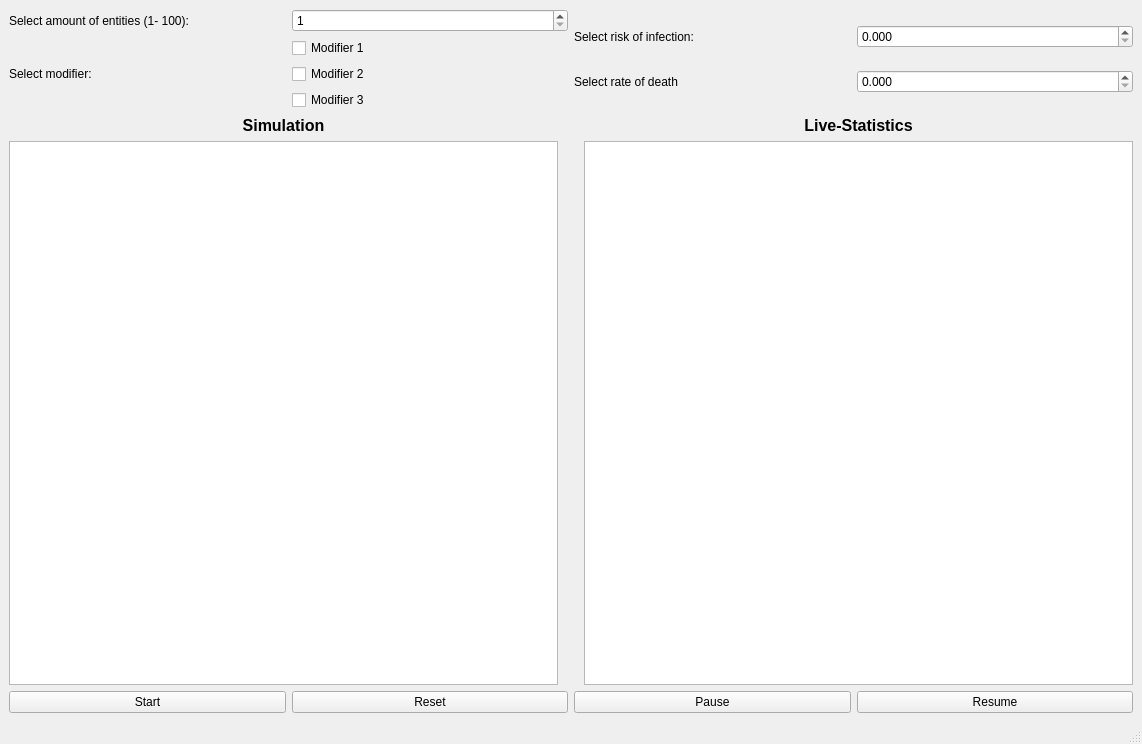
Before: the Qt Designer form resources/mainwindow.ui in JonasAdler/pandemic_simulator, drawn with Qt 5.
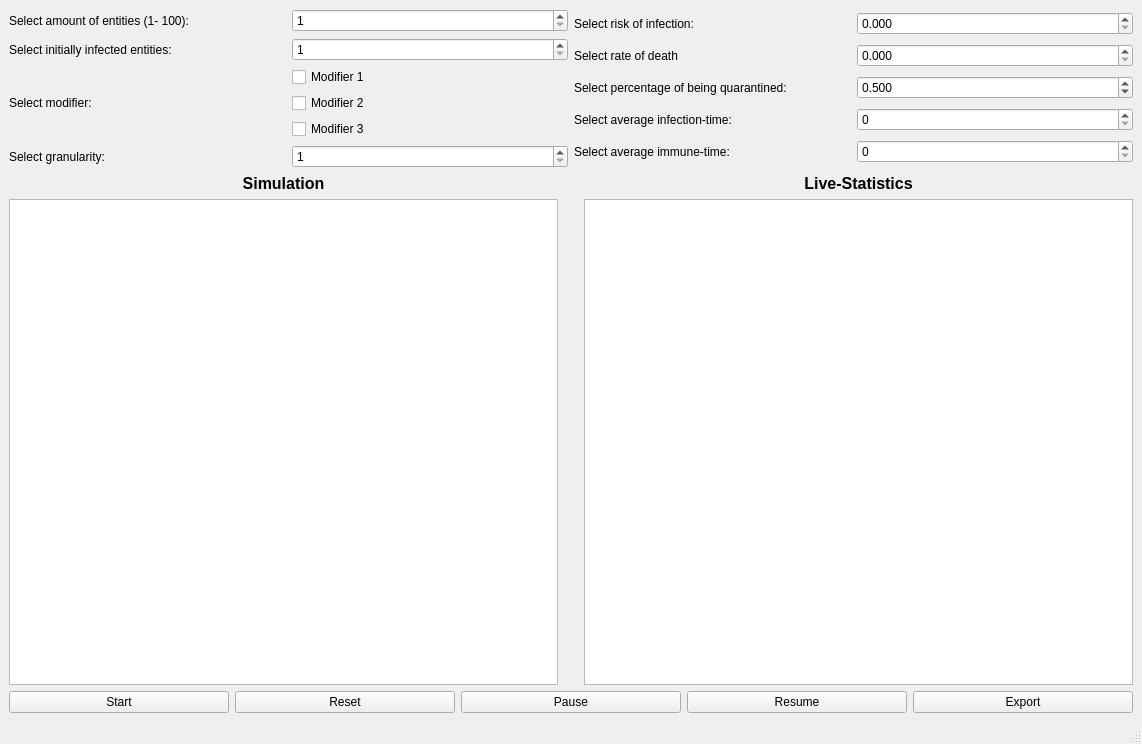
After: the same form once the commit is applied.

Commit message: 2. Milestone: Start, Stop, Resume, Reset and Export-Buttons added Export can be saved to any file direction as long as it is saved as a ".csv" Particles act according to their status

```diff
--- a/resources/mainwindow.ui
+++ b/resources/mainwindow.ui
@@ -45,6 +45,27 @@
             </item>
            </layout>
           </item>
+          <item>
+           <layout class="QHBoxLayout" name="horizontalLayout_15">
+            <item>
+             <widget class="QLabel" name="label_10">
+              <property name="text">
+               <string>Select initially infected entities:</string>
+              </property>
+             </widget>
+            </item>
+            <item>
+             <widget class="QSpinBox" name="initiallyInfectedSpinBox">
+              <property name="minimum">
+               <number>1</number>
+              </property>
+              <property name="maximum">
+               <number>100</number>
+              </property>
+             </widget>
+            </item>
+           </layout>
+          </item>
           <item>
            <layout class="QHBoxLayout" name="horizontalLayout_6">
             <item>
@@ -81,6 +102,24 @@
             </item>
            </layout>
           </item>
+          <item>
+           <layout class="QHBoxLayout" name="horizontalLayout">
+            <item>
+             <widget class="QLabel" name="label_11">
+              <property name="text">
+               <string>Select granularity:</string>
+              </property>
+             </widget>
+            </item>
+            <item>
+             <widget class="QSpinBox" name="granularitySpinBox">
+              <property name="minimum">
+               <number>1</number>
+              </property>
+             </widget>
+            </item>
+           </layout>
+          </item>
          </layout>
         </item>
         <item>
@@ -136,6 +175,64 @@
             </item>
            </layout>
           </item>
+          <item>
+           <layout class="QHBoxLayout" name="horizontalLayout_10">
+            <item>
+             <widget class="QLabel" name="label_7">
+              <property name="text">
+               <string>Select percentage of being quarantined:</string>
+              </property>
+             </widget>
+            </item>
+            <item>
+             <widget class="QDoubleSpinBox" name="rateOfQuarantineSpinBox">
+              <property name="prefix">
+               <string/>
+              </property>
+              <property name="decimals">
+               <number>3</number>
+              </property>
+              <property name="maximum">
+               <double>1.000000000000000</double>
+              </property>
+              <property name="singleStep">
+               <double>0.001000000000000</double>
+              </property>
+              <property name="value">
+               <double>0.500000000000000</double>
+              </property>
+             </widget>
+            </item>
+           </layout>
+          </item>
+          <item>
+           <layout class="QHBoxLayout" name="horizontalLayout_11">
+            <item>
+             <widget class="QLabel" name="label_8">
+              <property name="text">
+               <string>Select average infection-time:</string>
+              </property>
+             </widget>
+            </item>
+            <item>
+             <widget class="QSpinBox" name="avgInfectionTimeSpinBox"/>
+            </item>
+           </layout>
+          </item>
+          <item>
+           <layout class="QHBoxLayout" name="horizontalLayout_14">
+            <item>
+             <widget class="QLabel" name="label_9">
+              <property name="text">
+               <string>Select average immune-time:</string>
+              </property>
+             </widget>
+            </item>
+            <item>
+             <widget class="QSpinBox" name="avgImmuneTimeSpinBox"/>
+            </item>
+           </layout>
+          </item>
          </layout>
         </item>
        </layout>
@@ -234,6 +331,13 @@
           </property>
          </widget>
         </item>
+        <item>
+         <widget class="QPushButton" name="exportCsvButton">
+          <property name="text">
+           <string>Export</string>
+          </property>
+         </widget>
+        </item>
        </layout>
       </item>
      </layout>
```
The commit also changes 6 other files.
